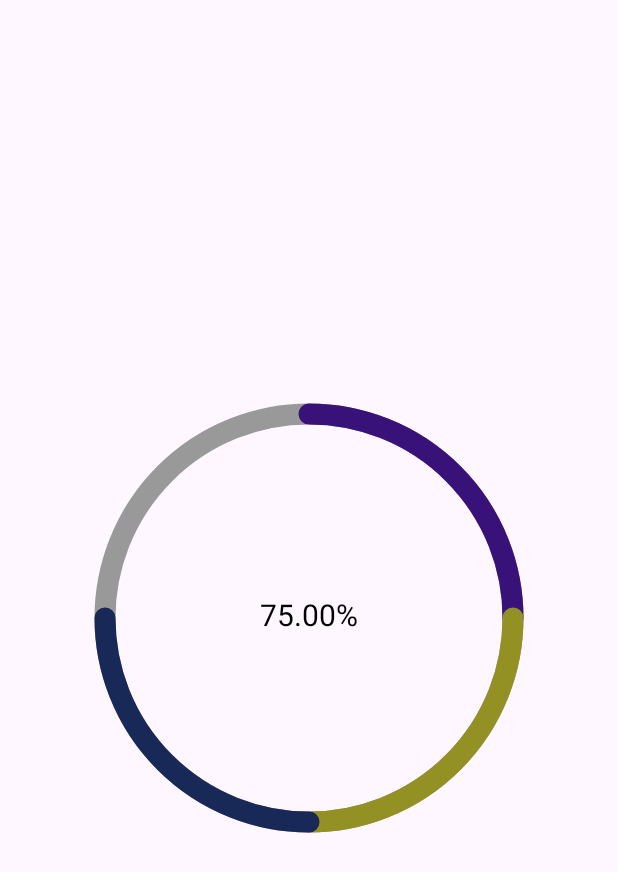
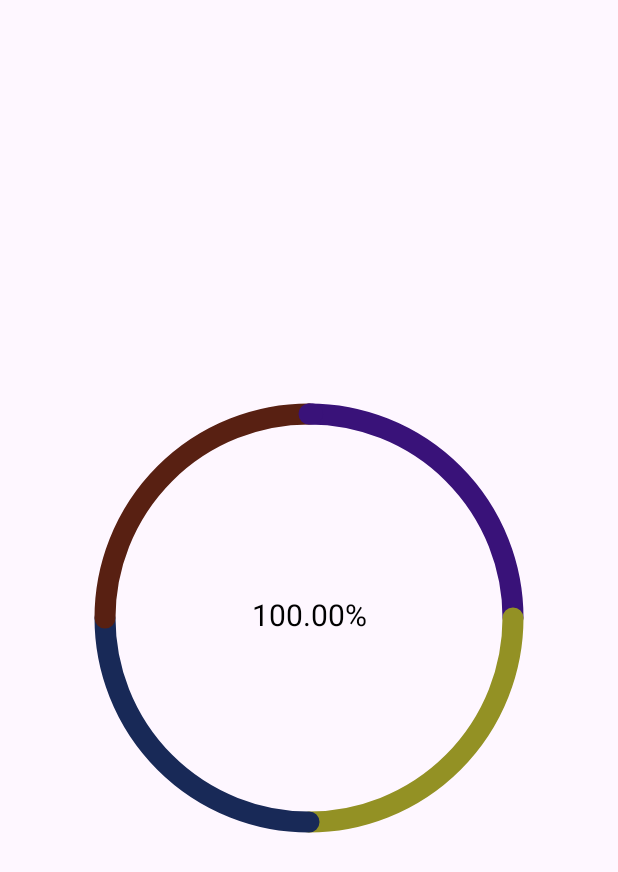
Before and after one commit to igor9206/StatsView, an Android app: the screen it shows after launch (MainActivity), on a phone screen of 412 x 824 dp. Shown: the top 872 px of the screen. Run offline under Robolectric (Android 15) with nearby library versions, the phone set to English and light mode, and no system bars.

Commit message:
add task 1

```diff
--- a/app/src/main/java/ru/netology/statsview/MainActivity.kt
+++ b/app/src/main/java/ru/netology/statsview/MainActivity.kt
@@ -1,7 +1,13 @@
 package ru.netology.statsview
 
+import android.animation.ObjectAnimator
 import androidx.appcompat.app.AppCompatActivity
 import android.os.Bundle
+import android.view.View
+import android.view.animation.Animation
+import android.view.animation.AnimationUtils
+import android.view.animation.BounceInterpolator
+import android.widget.TextView
 import ru.netology.statsview.ui.StatsView
 
 class MainActivity : AppCompatActivity() {
@@ -9,11 +15,33 @@ class MainActivity : AppCompatActivity() {
         super.onCreate(savedInstanceState)
         setContentView(R.layout.activity_main)
 
-        findViewById<StatsView>(R.id.statsView).data = listOf(
+        val view = findViewById<StatsView>(R.id.statsView)
+        view.data = listOf(
             500F,
             500F,
             500F,
-            0F
+            500F
         )
+
+        val textView = findViewById<TextView>(R.id.label)
+
+
+//        view.startAnimation(
+//            AnimationUtils.loadAnimation(this, R.anim.animation).apply {
+//                setAnimationListener(object : Animation.AnimationListener {
+//                    override fun onAnimationStart(p0: Animation?) {
+//                        textView.setText("onAnimationStart")
+//                    }
+//
+//                    override fun onAnimationEnd(p0: Animation?) {
+//                        textView.setText("onAnimationEnd")
+//                    }
+//
+//                    override fun onAnimationRepeat(p0: Animation?) {
+//                        textView.setText("onAnimationRepeat")
+//                    }
+//                })
+//            }
+//        )
     }
 }
--- a/app/src/main/java/ru/netology/statsview/ui/StatsView.kt
+++ b/app/src/main/java/ru/netology/statsview/ui/StatsView.kt
@@ -1,5 +1,7 @@
 package ru.netology.statsview.ui
 
+import android.animation.ObjectAnimator
+import android.animation.ValueAnimator
 import android.content.Context
 import android.graphics.Canvas
 import android.graphics.Paint
@@ -7,6 +9,9 @@ import android.graphics.PointF
 import android.graphics.RectF
 import android.util.AttributeSet
 import android.view.View
+import android.view.animation.BounceInterpolator
+import android.view.animation.DecelerateInterpolator
+import android.view.animation.LinearInterpolator
 import androidx.core.content.withStyledAttributes
 import ru.netology.statsview.R
 import ru.netology.statsview.utils.AndroidUtils
@@ -44,15 +49,18 @@ class StatsView @JvmOverloads constructor(
         }
     }
 
+    private var progress = 0F
+    private var valueAnimator: ValueAnimator? = null
     var data: List<Float> = emptyList()
         set(value) {
             field = value
-            invalidate()
+            update()
         }
 
     private var radius = 0F
     private var center = PointF()
     private var oval = RectF()
+
     private val paint = Paint(
         Paint.ANTI_ALIAS_FLAG
     ).apply {
@@ -98,11 +106,11 @@ class StatsView @JvmOverloads constructor(
             canvas.drawCircle(center.x, center.y, radius, emptyCircle)
         }
 
-        var startAngle = -90F
+        var startAngle = -90F + progress * 360
         data.forEachIndexed { index, datum ->
             val angle = datum / (data.max() * data.count()) * 360
             paint.color = colors.getOrElse(index) { generateRandomColor() }
-            canvas.drawArc(oval, startAngle, angle, false, paint)
+            canvas.drawArc(oval, startAngle, angle * progress, false, paint)
             startAngle += angle
         }
 
@@ -119,6 +127,27 @@ class StatsView @JvmOverloads constructor(
 
     }
 
+    private fun update() {
+        valueAnimator?.let {
+            it.removeAllListeners()
+            it.cancel()
+        }
+
+        progress = 0F
+
+        valueAnimator = ValueAnimator.ofFloat(0F, 1F).apply {
+            addUpdateListener { anim ->
+                progress = anim.animatedValue as Float
+                invalidate()
+            }
+            duration = 1000
+            interpolator = LinearInterpolator()
+        }.also {
+            it.start()
+        }
+
+    }
+
     private fun generateRandomColor() = Random.nextInt(0xFF000000.toInt(), 0xFFFFFFFF.toInt())
 
 }
--- /dev/null
+++ b/app/src/main/res/anim/animation.xml
@@ -0,0 +1,23 @@
+<?xml version="1.0" encoding="utf-8"?>
+<set xmlns:android="http://schemas.android.com/apk/res/android">
+    <scale
+        android:duration="300"
+        android:fromXScale="1.0"
+        android:fromYScale="1.0"
+        android:interpolator="@android:anim/linear_interpolator"
+        android:repeatCount="3"
+        android:repeatMode="reverse"
+        android:toXScale="1.25"
+        android:toYScale="1.25" />
+
+    <rotate
+        android:duration="300"
+        android:fromDegrees="0"
+        android:pivotX="50%"
+        android:pivotY="50%"
+        android:repeatCount="1"
+        android:repeatMode="reverse"
+        android:startOffset="300"
+        android:toDegrees="360" />
+
+</set>
--- a/app/src/main/res/layout/activity_main.xml
+++ b/app/src/main/res/layout/activity_main.xml
@@ -1,15 +1,22 @@
 <?xml version="1.0" encoding="utf-8"?>
-<androidx.constraintlayout.widget.ConstraintLayout xmlns:android="http://schemas.android.com/apk/res/android"
+<FrameLayout xmlns:android="http://schemas.android.com/apk/res/android"
     xmlns:app="http://schemas.android.com/apk/res-auto"
     xmlns:tools="http://schemas.android.com/tools"
     android:layout_width="match_parent"
     android:layout_height="match_parent"
     tools:context=".MainActivity">
 
+    <TextView
+        android:id="@+id/label"
+        android:layout_width="wrap_content"
+        android:layout_height="wrap_content"
+        android:layout_gravity="top|center_horizontal" />
+
     <ru.netology.statsview.ui.StatsView
         android:id="@+id/statsView"
         android:layout_width="300dp"
         android:layout_height="300dp"
+        android:layout_gravity="center"
         app:color1="#391279"
         app:color2="#939124"
         app:color3="#182957"
@@ -22,4 +29,4 @@
         app:lineWidth="14dp"
         app:textSize="20sp" />
 
-</androidx.constraintlayout.widget.ConstraintLayout>
+</FrameLayout>
```
